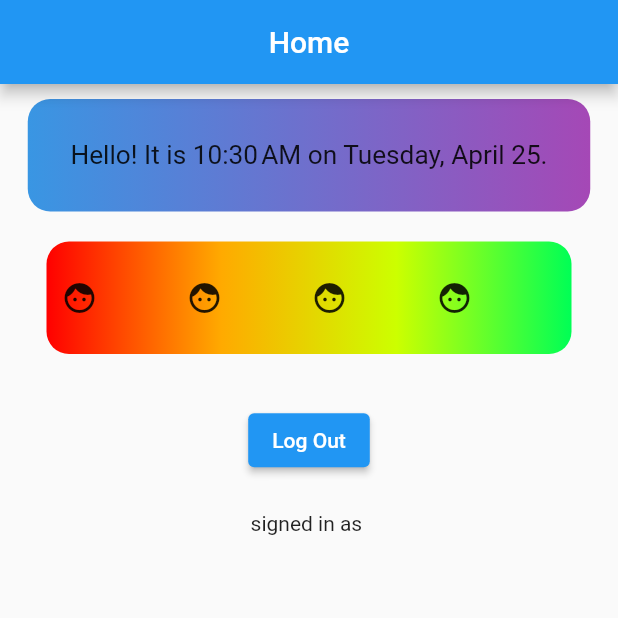
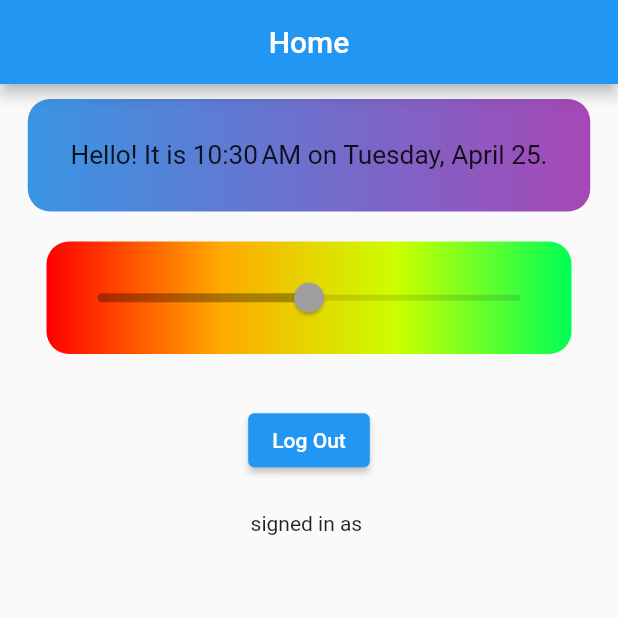
Before and after one commit to Kelpins/Mood-Tracker, a Flutter app: the HomePage screen opened directly, on a phone screen of 412 x 824 dp, the top half of it. Run offline on Flutter 3.47's test engine with Material 2 defaults, Android fonts, the phone set to English and light mode, and no system bars; our stand-ins replace cloud_firestore, firebase_auth, firebase_core, flutter_heatmap_calendar, persistent_bottom_nav_bar, settings_ui and 1 more; accounts and stored records are empty.

Commit message:
fixed rando stuff???

```diff
--- a/mood_tracker_app/lib/components/slider.dart
+++ b/mood_tracker_app/lib/components/slider.dart
@@ -5,21 +5,19 @@ class MySlider extends StatelessWidget {
   final double val;
   final double min;
   final double max;
-  final IconData icon;
 
   const MySlider(
       {super.key,
       required this.val,
       required this.min,
       required this.max,
-      required this.icon,
       required this.onChanged});
 
   @override
   Widget build(BuildContext context) {
     return Slider(
       value: val,
-      onChanged: onChanged,
+      onChanged: onChanged(val),
       min: min,
       max: max,
     );
--- a/mood_tracker_app/lib/home_page.dart
+++ b/mood_tracker_app/lib/home_page.dart
@@ -4,6 +4,7 @@ import 'package:intl/intl.dart';
 
 import 'signin.dart';
 import 'components/button.dart';
+import 'components/slider.dart';
 
 import 'package:firebase_core/firebase_core.dart';
 import 'firebase_options.dart';
@@ -34,11 +35,29 @@ class _HomePageState extends State<HomePage> {
     final db = FirebaseFirestore.instance;
     final email = user.email;
     const habitName = "Taking Naps";
+    double currentMood = 10.0;
 
     void logOut() {
       FirebaseAuth.instance.signOut();
       Navigator.pushReplacement(
           context, MaterialPageRoute(builder: (context) => SignIn()));
+    }
+
+    void updateMood(double value) {
+      final moodsDocData = {
+        "$today": value,
+        //PAST MOOD DOC DATA -- TO READ
+      };
+
+      db
+          .collection("Users")
+          .doc("$email")
+          .collection("Moods")
+          .doc("Mood")
+          .set(moodsDocData)
+          .onError(
+              // ignore: avoid_print
+              (e, _) => print("Error writing document: $e"));
     }
 
     void createUser() {
@@ -167,41 +186,13 @@ class _HomePageState extends State<HomePage> {
                 height: 75.0,
                 margin: const EdgeInsets.all(10.0),
                 child: Center(
-                    child: Row(
-                  children: [
-                    MyButton(
-                      text: "Mood",
-                      onTap: () {
-                        logOut();
-                      },
-                      icon: Icons.face,
-                    ),
-                    SizedBox(width: 60 - 2 / 3),
-                    MyButton(
-                      text: "Mood",
-                      onTap: () {
-                        logOut();
-                      },
-                      icon: Icons.face,
-                    ),
-                    SizedBox(width: 60 - 2 / 3),
-                    MyButton(
-                      text: "Mood",
-                      onTap: () {
-                        logOut();
-                      },
-                      icon: Icons.face,
-                    ),
-                    SizedBox(width: 60 - 2 / 3),
-                    MyButton(
-                      text: "Mood",
-                      onTap: () {
-                        logOut();
-                      },
-                      icon: Icons.face,
-                    ),
-                  ],
-                ))),
+                  child: MySlider(
+                    val: currentMood,
+                    min: 0.0,
+                    max: 20.0,
+                    onChanged: updateMood,
+                  ),
+                )),
           ),
           Center(
               child: Container(
```
